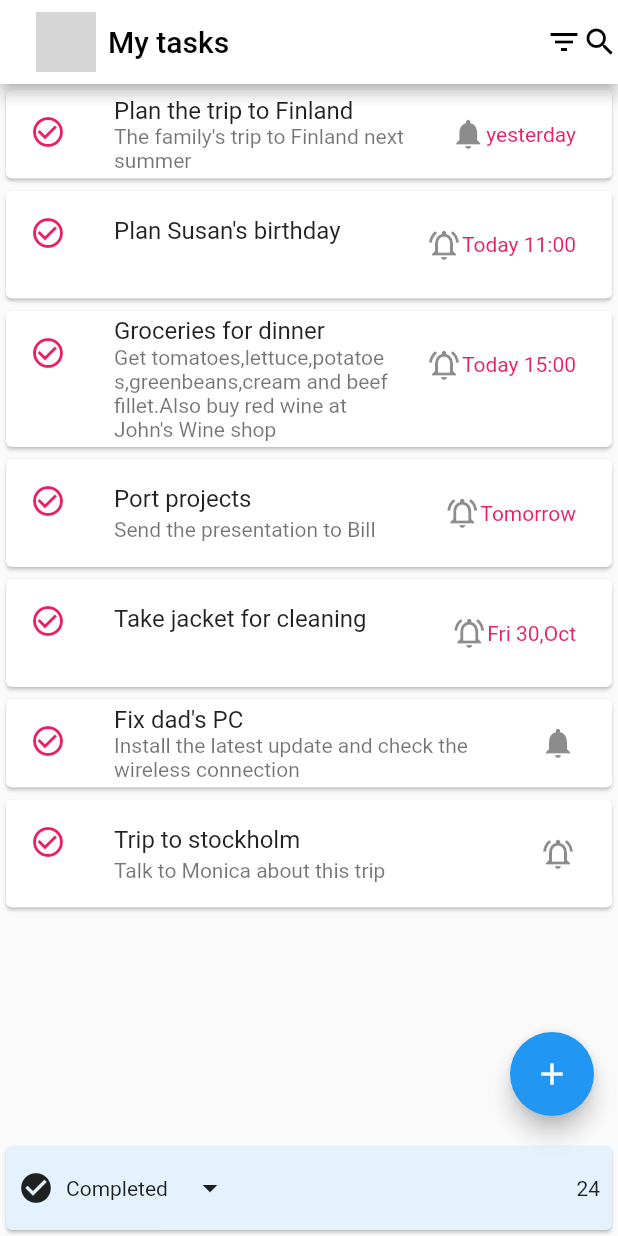
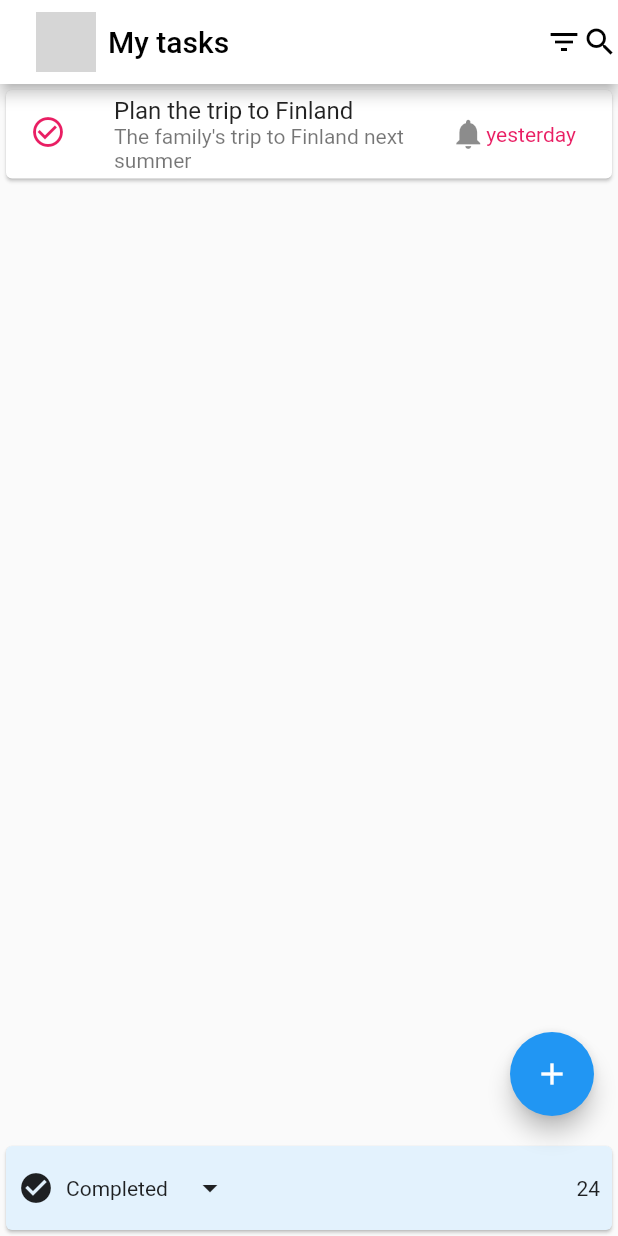
Before and after one commit to BellBrown/To_Do_App, a Flutter app: the screen it shows after launch, on a phone screen of 412 x 824 dp. Run offline on Flutter 3.47's test engine with Material 2 defaults, Android fonts, the phone set to English and light mode, and no system bars; our stand-ins replace modal_bottom_sheet; network calls fail; grey boxes are pictures that could not be loaded.

```diff
--- a/lib/home_view.dart
+++ b/lib/home_view.dart
@@ -31,7 +31,6 @@ class HomeView extends StatelessWidget {
             return ListView(
               children: [
                 TaskWidget(color: Colors.pink, icon: Icons.notifications_on_outlined, subTitle: "Get tomatoes,lettuce,potatoes,greenbeans,cream and beef fillet.Also buy red wine at John's Wine shop", taskTitle: "Groceries for dinner", time: "Today 15:00",),
-        TaskWidget(color: Colors.pink, icon: Icons.notifications_on_outlined, subTitle: "Send the presentation to Bill", taskTitle: "Port projects", time: "Tomorrow",),
 
 
               ],
@@ -78,13 +77,8 @@ class HomeView extends StatelessWidget {
       ),
       body:ListView(children:  const [
         TaskWidget(color: Colors.pink, icon: Icons.notifications, subTitle: "The family's trip to Finland next summer", taskTitle: "Plan the trip to Finland", time: "yesterday",),
-        TaskWidget(color: Colors.pink, icon: Icons.notifications_on_outlined, subTitle: "", taskTitle: "Plan Susan's birthday", time: "Today 11:00",),
-        TaskWidget(color: Colors.pink, icon: Icons.notifications_on_outlined, subTitle: "Get tomatoes,lettuce,potatoes,greenbeans,cream and beef fillet.Also buy red wine at John's Wine shop", taskTitle: "Groceries for dinner", time: "Today 15:00",),
-        TaskWidget(color: Colors.pink, icon: Icons.notifications_on_outlined, subTitle: "Send the presentation to Bill", taskTitle: "Port projects", time: "Tomorrow",),
-        TaskWidget(color: Colors.pink, icon:Icons.notifications_on_outlined, subTitle: "", taskTitle: "Take jacket for cleaning", time: "Fri 30,Oct",),
-        TaskWidget(color: Colors.pink, icon: Icons.notifications, subTitle: "Install the latest update and check the wireless connection", taskTitle: "Fix dad's PC", time: "",),
-        TaskWidget(color: Colors.pink, icon: Icons.notifications_on_outlined, subTitle: "Talk to Monica about this trip", taskTitle: "Trip to stockholm", time: "",)
-      ],)
+      ]
+    )
     );
   }
 }
@@ -93,6 +87,7 @@ class TaskWidget extends StatelessWidget {
     Key? key, required this.taskTitle, required this.subTitle, required this.time, required this.icon, required this.color,
 
   }) : super(key: key);
+
   final String taskTitle;
   final String subTitle;
   final String time;
```
Also changed, not shown: lib/utilities.dart (added, +14 -0 lines).
